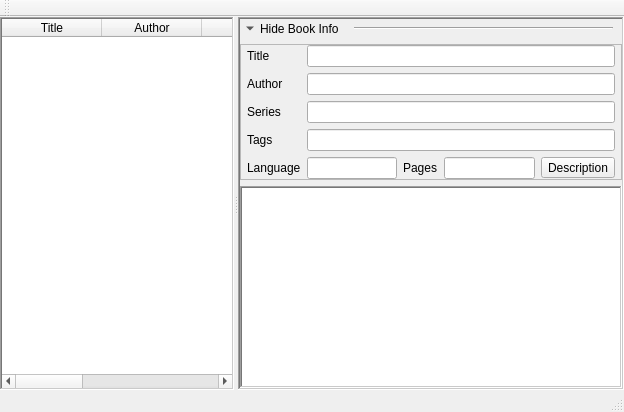
Above: gui_main.ui from noembryo/KoHighlights before the change. Below: the same form after it.
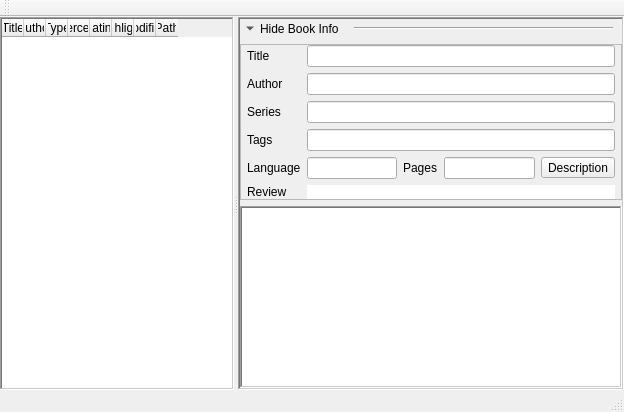
That is the form after the change. Icons and pictures are not drawn. Custom widgets are drawn as their Qt base class.

```diff
--- a/gui_main.ui
+++ b/gui_main.ui
@@ -72,8 +72,11 @@
             <bool>false</bool>
            </property>
            <property name="columnCount">
-            <number>7</number>
+            <number>8</number>
            </property>
+           <attribute name="horizontalHeaderDefaultSectionSize">
+            <number>22</number>
+           </attribute>
            <attribute name="horizontalHeaderHighlightSections">
             <bool>false</bool>
            </attribute>
@@ -117,6 +120,11 @@
              <string>Rating</string>
             </property>
            </column>
+           <column>
+            <property name="text">
+             <string>Highlights</string>
+            </property>
+           </column>
            <column>
             <property name="text">
              <string>Modified</string>
@@ -241,21 +249,21 @@
                  </property>
                 </widget>
                </item>
-               <item row="4" column="3">
+               <item row="4" column="2">
                 <widget class="QLabel" name="pages_lbl">
                  <property name="text">
                   <string>Pages</string>
                  </property>
                 </widget>
                </item>
-               <item row="4" column="2">
+               <item row="4" column="1">
                 <widget class="QLineEdit" name="lang_txt">
                  <property name="readOnly">
                   <bool>true</bool>
                  </property>
                 </widget>
                </item>
-               <item row="4" column="4">
+               <item row="4" column="3">
                 <widget class="QLineEdit" name="pages_txt">
                  <property name="readOnly">
                   <bool>true</bool>
@@ -269,7 +277,7 @@
                  </property>
                 </widget>
                </item>
-               <item row="4" column="5">
+               <item row="4" column="4">
                 <widget class="QToolButton" name="description_btn">
                  <property name="text">
                   <string>Description</string>
@@ -283,34 +291,60 @@
                  </property>
                 </widget>
                </item>
-               <item row="3" column="2" colspan="4">
+               <item row="3" column="1" colspan="4">
                 <widget class="QLineEdit" name="tags_txt">
                  <property name="readOnly">
                   <bool>true</bool>
                  </property>
                 </widget>
                </item>
-               <item row="2" column="2" colspan="4">
+               <item row="2" column="1" colspan="4">
                 <widget class="QLineEdit" name="series_txt">
                  <property name="readOnly">
                   <bool>true</bool>
                  </property>
                 </widget>
                </item>
-               <item row="1" column="2" colspan="4">
+               <item row="1" column="1" colspan="4">
                 <widget class="QLineEdit" name="author_txt">
                  <property name="readOnly">
                   <bool>true</bool>
                  </property>
                 </widget>
                </item>
-               <item row="0" column="2" colspan="4">
+               <item row="0" column="1" colspan="4">
                 <widget class="QLineEdit" name="title_txt">
                  <property name="readOnly">
                   <bool>true</bool>
                  </property>
                 </widget>
                </item>
+               <item row="5" column="0">
+                <widget class="QLabel" name="review_lbl">
+                 <property name="text">
+                  <string>Review</string>
+                 </property>
+                 <property name="alignment">
+                  <set>Qt::AlignLeading|Qt::AlignLeft|Qt::AlignTop</set>
+                 </property>
+                </widget>
+               </item>
+               <item row="5" column="1" colspan="4">
+                <widget class="QLabel" name="review_txt">
+                 <property name="styleSheet">
+                  <string notr="true">background-color: rgb(255, 255, 255);</string>
+                 </property>
+                 <property name="frameShape">
+                  <enum>QFrame::NoFrame</enum>
+                 </property>
+                 <property name="text">
+                  <string/>
+                 </property>
+                 <property name="wordWrap">
+                  <bool>true</bool>
+                 </property>
+                </widget>
+               </item>
               </layout>
              </widget>
             </item>
```
